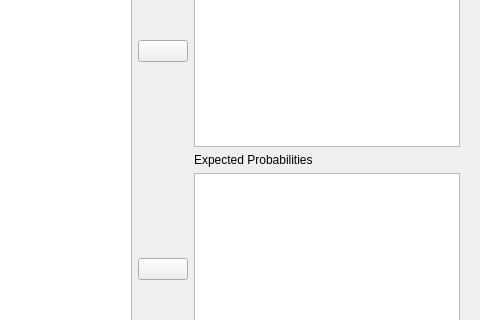
Qt form JASP-Desktop/analysisforms/multinomialtestform.ui (jasp-stats/jasp-desktop) before a commit; both pictures show x 155 to 635 and y 303 to 623 of the 635 by 1065 pixel window.
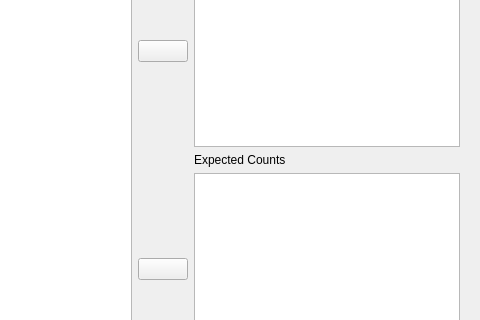
The same form after that commit. Custom widgets are drawn as their Qt base class.

The edit to the form file:
```diff
--- a/JASP-Desktop/analysisforms/multinomialtestform.ui
+++ b/JASP-Desktop/analysisforms/multinomialtestform.ui
@@ -99,7 +99,7 @@
       <item row="4" column="2">
        <widget class="QLabel" name="exProbVarLabel">
         <property name="text">
-         <string>Expected Probabilities</string>
+         <string>Expected Counts</string>
         </property>
        </widget>
       </item>
```
Left out of the diff: 52 changed lines with no effect on the pictures.
